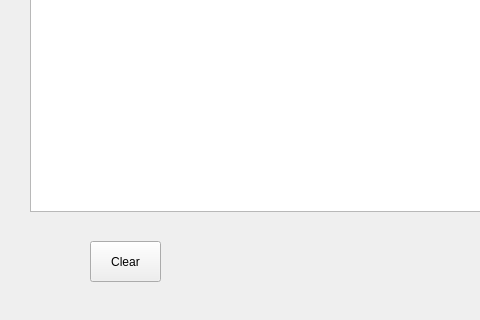
Old version of the form mainwindow.ui in the repository AroMino/MyFireWall; both pictures show x 0 to 480 and y 328 to 648 of the 1025 by 648 pixel window.
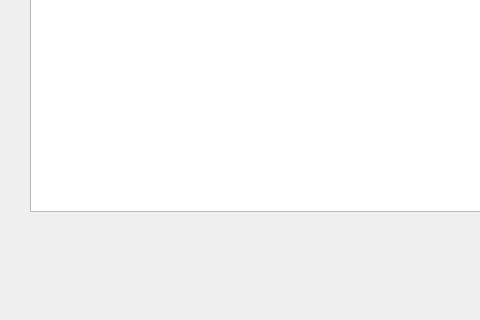
New version of the form. Icons and pictures are not drawn.

Patch:
```diff
--- a/mainwindow.ui
+++ b/mainwindow.ui
@@ -355,19 +355,6 @@
      <string>Apply</string>
     </property>
    </widget>
-   <widget class="QPushButton" name="clear">
-    <property name="geometry">
-     <rect>
-      <x>90</x>
-      <y>550</y>
-      <width>71</width>
-      <height>41</height>
-     </rect>
-    </property>
-    <property name="text">
-     <string>Clear</string>
-    </property>
-   </widget>
   </widget>
   <widget class="QMenuBar" name="menubar">
    <property name="geometry">
```
Left out of the diff: 6 changed lines with no effect on the pictures.
